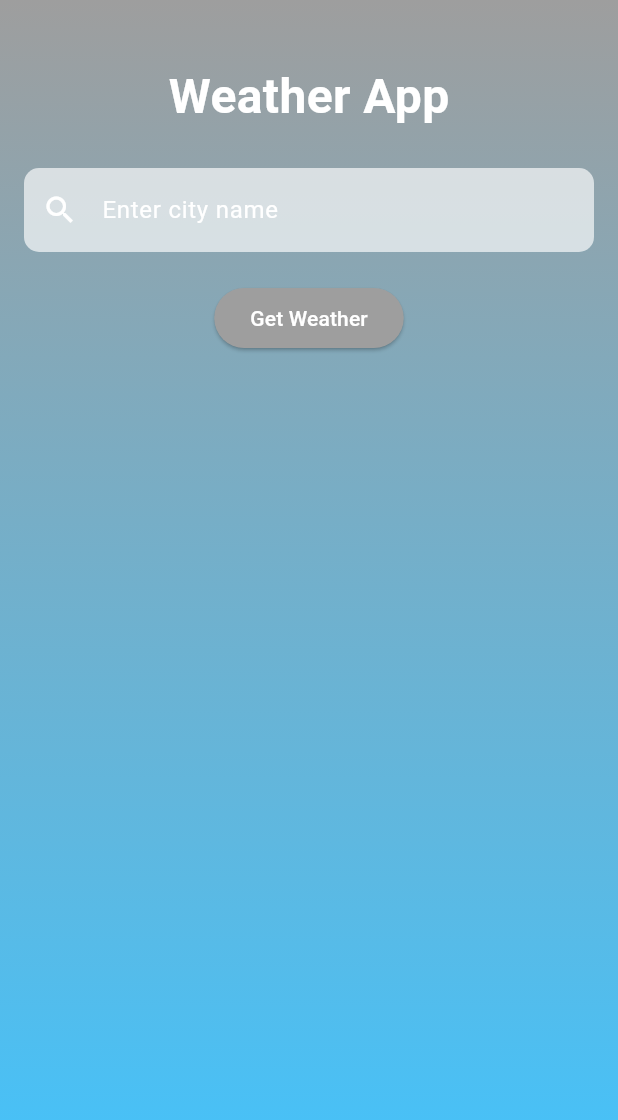
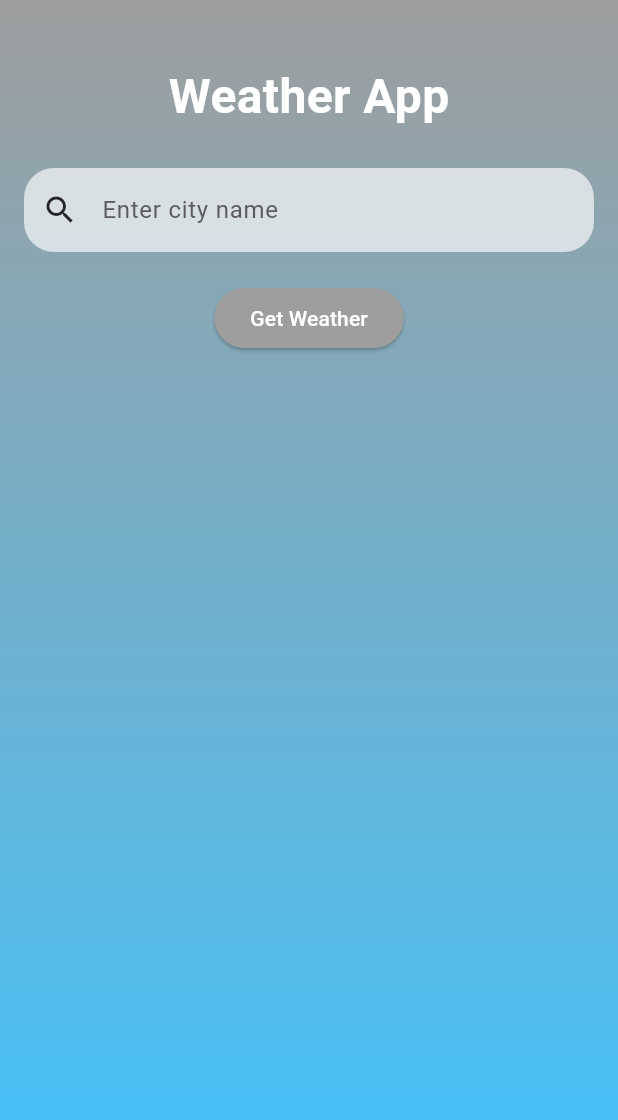
Before and after one commit to sujeet7838/weather, a Flutter app: the screen it shows after launch, on a phone screen of 412 x 824 dp. Shown: the top 1120 px of the screen. Run offline on Flutter 3.47's test engine with Material 3 defaults, Android fonts, the phone set to English and light mode, and no system bars; our stand-ins replace lottie.

Commit message:
project finish

```diff
--- a/lib/main.dart
+++ b/lib/main.dart
@@ -12,9 +12,7 @@ class MyApp extends StatelessWidget {
     return MaterialApp(
       title: 'Weather App',
       debugShowCheckedModeBanner: false,
-      theme: ThemeData(
-        colorScheme: ColorScheme.fromSeed(seedColor: Colors.blue),
-      ),
+      theme: ThemeData(primarySwatch: Colors.blue),
       home: HomeScreen(),
     );
   }
--- a/lib/models/weather_model.dart
+++ b/lib/models/weather_model.dart
@@ -21,7 +21,7 @@ class Weather {
     return Weather(
       cityName: json['name'],
       temperature: json['main']['temp'] - 273.15,
-      description: json['weather']['description'],
+      description: json['weather'][0]['description'],
       humidity: json['main']['humidity'],
       windSpeed: json['wind']['speed'],
       sunset: json['sys']['sunset'],
--- a/lib/screens/home_screen.dart
+++ b/lib/screens/home_screen.dart
@@ -1,4 +1,5 @@
 import 'package:flutter/material.dart';
+
 import 'package:weather/models/weather_model.dart';
 import 'package:weather/services/weather_services.dart';
 import 'package:weather/widgets/weather_card.dart';
@@ -26,18 +27,17 @@ class _HomeScreenState extends State<HomeScreen> {
       final weather = await _weatherServices.featchWerther(
         _cityController.text,
       );
+      _weather = weather;
 
       setState(() {
-        //  _weather = weather as Weather?;
         _isLoading = false;
       });
     } catch (e) {
       setState(() {
         _isLoading = false;
       });
-
       ScaffoldMessenger.of(context).showSnackBar(
-        const SnackBar(content: Text('Failed to load weather data')),
+        const SnackBar(content: Text('Error fetching weather data')),
       );
     }
   }
@@ -90,16 +90,22 @@ class _HomeScreenState extends State<HomeScreen> {
                   controller: _cityController,
                   decoration: InputDecoration(
                     hintText: 'Enter city name',
-                    hintStyle: TextStyle(color: Colors.white),
+                    hintStyle: TextStyle(
+                      color: const Color.fromARGB(255, 92, 91, 91),
+                    ),
+
                     border: OutlineInputBorder(
-                      borderRadius: BorderRadius.circular(10),
+                      borderRadius: BorderRadius.circular(20),
                       borderSide: BorderSide.none,
                     ),
                     filled: true,
                     fillColor: const Color.fromARGB(166, 255, 255, 255),
-                    prefixIcon: Icon(Icons.search, color: Colors.white),
+                    prefixIcon: Icon(
+                      Icons.search,
+                      color: const Color.fromARGB(255, 37, 37, 37),
+                    ),
                   ),
-                  style: TextStyle(color: Colors.white),
+                  style: TextStyle(color: Colors.black),
                 ),
 
                 SizedBox(height: 20),
```
Also changed, not shown: lib/services/weather_services.dart (+5 -3 lines), lib/widgets/weather_card.dart (+16 -6 lines).
